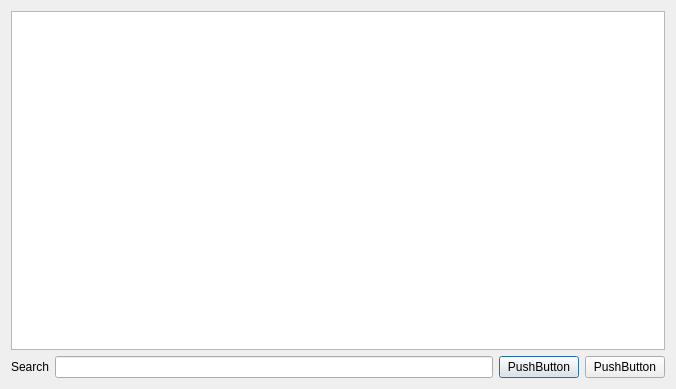
This is rent.ui in ElGrande95/Library as Qt 5 draws it before an edit. The edited form follows.
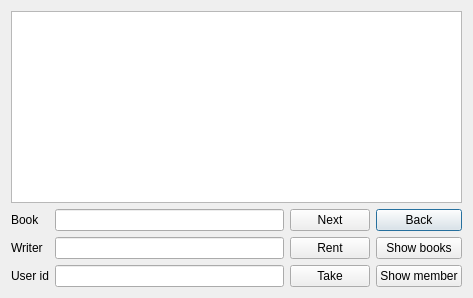
This is the edited form.

Patch:
```diff
--- a/rent.ui
+++ b/rent.ui
@@ -6,8 +6,8 @@
    <rect>
     <x>0</x>
     <y>0</y>
-    <width>676</width>
-    <height>389</height>
+    <width>473</width>
+    <height>298</height>
    </rect>
   </property>
   <property name="windowTitle">
@@ -16,40 +16,93 @@
   <layout class="QHBoxLayout" name="horizontalLayout_3">
    <item>
     <layout class="QGridLayout" name="gridLayout">
-     <item row="1" column="1">
-      <layout class="QHBoxLayout" name="horizontalLayout_2">
-       <item>
-        <widget class="QPushButton" name="pushButton">
-         <property name="text">
-          <string>PushButton</string>
-         </property>
-        </widget>
-       </item>
-       <item>
-        <widget class="QPushButton" name="pushButton_2">
-         <property name="text">
-          <string>PushButton</string>
-         </property>
-        </widget>
-       </item>
-      </layout>
+     <item row="3" column="0">
+      <widget class="QLabel" name="label">
+       <property name="text">
+        <string>Writer</string>
+       </property>
+      </widget>
+     </item>
+     <item row="0" column="0" colspan="4">
+      <widget class="QTableView" name="table">
+       <property name="sizePolicy">
+        <sizepolicy hsizetype="Preferred" vsizetype="Preferred">
+         <horstretch>0</horstretch>
+         <verstretch>0</verstretch>
+        </sizepolicy>
+       </property>
+      </widget>
+     </item>
+     <item row="1" column="3">
+      <widget class="QPushButton" name="Back">
+       <property name="text">
+        <string>Back</string>
+       </property>
+      </widget>
+     </item>
+     <item row="2" column="3">
+      <layout class="QHBoxLayout" name="horizontalLayout_2"/>
+     </item>
+     <item row="1" column="2">
+      <widget class="QPushButton" name="next">
+       <property name="text">
+        <string>Next</string>
+       </property>
+      </widget>
      </item>
      <item row="1" column="0">
-      <layout class="QHBoxLayout" name="horizontalLayout">
-       <item>
-        <widget class="QLabel" name="label">
-         <property name="text">
-          <string>Search</string>
-         </property>
-        </widget>
-       </item>
-       <item>
-        <widget class="QLineEdit" name="lineEdit"/>
-       </item>
-      </layout>
+      <widget class="QLabel" name="label_2">
+       <property name="text">
+        <string>Book</string>
+       </property>
+      </widget>
      </item>
-     <item row="0" column="0" colspan="2">
-      <widget class="QTableView" name="tableView"/>
+     <item row="3" column="1">
+      <widget class="QLineEdit" name="writer"/>
+     </item>
+     <item row="5" column="1">
+      <widget class="QLineEdit" name="id"/>
+     </item>
+     <item row="1" column="1">
+      <widget class="QLineEdit" name="book"/>
+     </item>
+     <item row="3" column="2">
+      <widget class="QPushButton" name="rentBook">
+       <property name="text">
+        <string>Rent</string>
+       </property>
+      </widget>
+     </item>
+     <item row="5" column="3">
+      <widget class="QPushButton" name="showMember">
+       <property name="text">
+        <string>Show member</string>
+       </property>
+      </widget>
+     </item>
+     <item row="2" column="1">
+      <layout class="QHBoxLayout" name="horizontalLayout"/>
+     </item>
+     <item row="5" column="0">
+      <widget class="QLabel" name="label_3">
+       <property name="text">
+        <string>User id</string>
+       </property>
+      </widget>
+     </item>
+     <item row="5" column="2">
+      <widget class="QPushButton" name="takeBook">
+       <property name="text">
+        <string>Take</string>
+       </property>
+      </widget>
+     </item>
+     <item row="3" column="3">
+      <widget class="QPushButton" name="showBooks">
+       <property name="text">
+        <string>Show books</string>
+       </property>
+      </widget>
      </item>
     </layout>
    </item>
```
